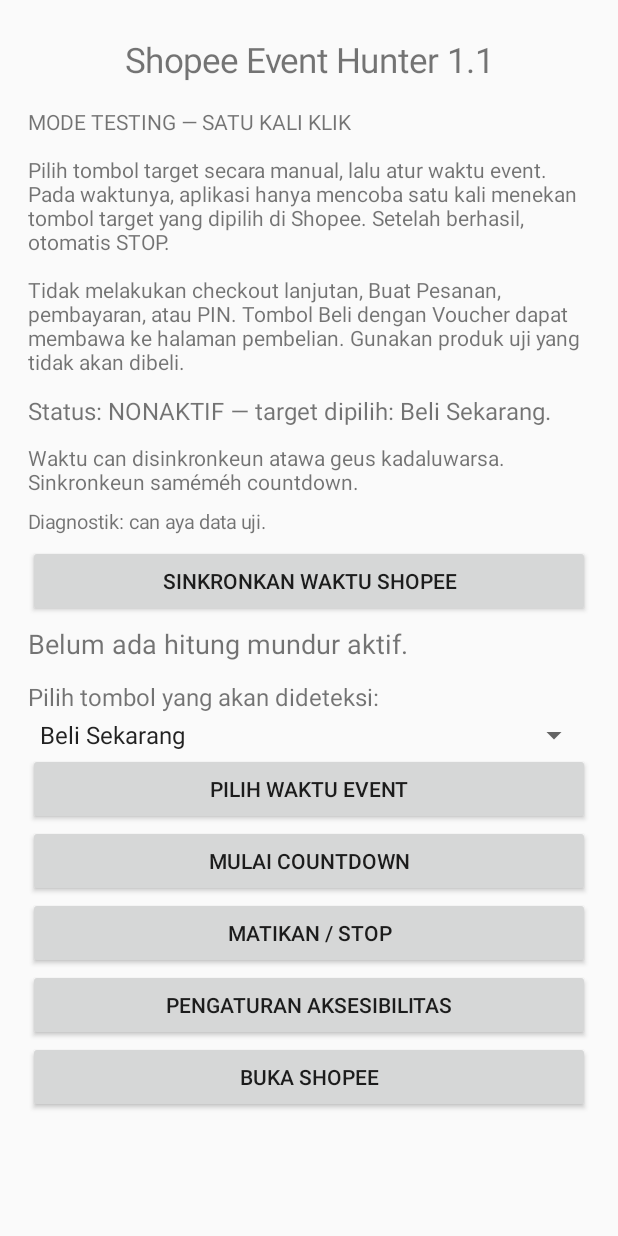
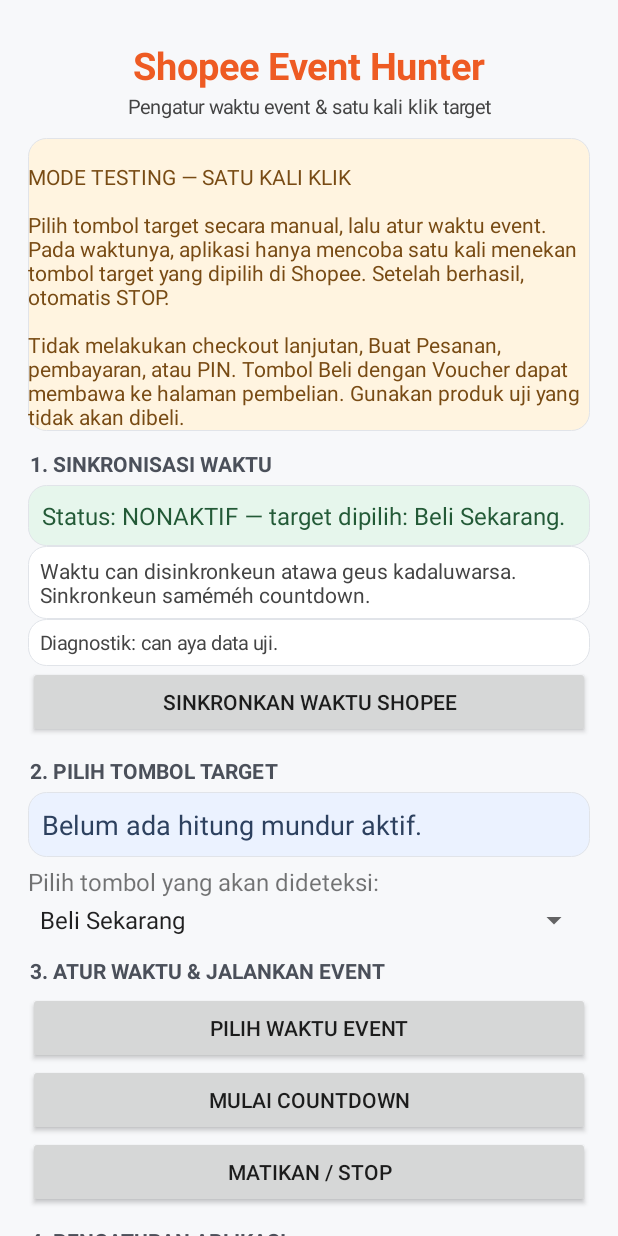
Before and after one commit to animaspupah234-bot/ShopeeEventHunter, an Android app: the screen it shows after launch (MainActivity), on a phone screen of 412 x 824 dp. Run offline under Robolectric (Android 15) with nearby library versions, the phone set to English and light mode, and no system bars.

Commit message:
Polish Shopee Event Hunter screen layout

```diff
--- a/app/src/main/java/com/example/shopeehunter/MainActivity.java
+++ b/app/src/main/java/com/example/shopeehunter/MainActivity.java
@@ -1,6 +1,8 @@
 package com.example.shopeehunter;
 
 import android.app.Activity;
+import android.graphics.Color;
+import android.graphics.drawable.GradientDrawable;
 import android.app.DatePickerDialog;
 import android.app.TimePickerDialog;
 import android.os.Bundle;
@@ -69,31 +71,52 @@ public class MainActivity extends Activity {
         layout.setOrientation(LinearLayout.VERTICAL);
         layout.setPadding(28, 36, 28, 24);
         layout.setGravity(Gravity.CENTER_HORIZONTAL);
+        layout.setBackgroundColor(Color.rgb(247, 248, 250));
 
         TextView title = new TextView(this);
-        title.setText("Shopee Event Hunter 1.1");
-        title.setTextSize(23);
+        title.setText("Shopee Event Hunter");
+        title.setTextSize(25);
+        title.setTextColor(Color.rgb(238, 91, 35));
+        title.setTypeface(null, android.graphics.Typeface.BOLD);
         title.setGravity(Gravity.CENTER);
+        title.setPadding(0, 4, 0, 2);
         layout.addView(title);
+        TextView subtitle = new TextView(this);
+        subtitle.setText("Pengatur waktu event & satu kali klik target");
+        subtitle.setTextSize(13);
+        subtitle.setTextColor(Color.DKGRAY);
+        subtitle.setGravity(Gravity.CENTER);
+        subtitle.setPadding(0, 0, 0, 18);
+        layout.addView(subtitle);
 
         TextView warning = new TextView(this);
         warning.setText("\nMODE TESTING — SATU KALI KLIK\n\nPilih tombol target secara manual, lalu atur waktu event. Pada waktunya, aplikasi hanya mencoba satu kali menekan tombol target yang dipilih di Shopee. Setelah berhasil, otomatis STOP.\n\nTidak melakukan checkout lanjutan, Buat Pesanan, pembayaran, atau PIN. Tombol Beli dengan Voucher dapat membawa ke halaman pembelian. Gunakan produk uji yang tidak akan dibeli.");
         warning.setTextSize(14);
+        warning.setTextColor(Color.rgb(120, 75, 20));
+        stylePanel(warning, Color.rgb(255, 244, 224));
         layout.addView(warning);
+
+        addSectionLabel(layout, "1. SINKRONISASI WAKTU");
 
         status = new TextView(this);
         status.setTextSize(16);
-        status.setPadding(0, 18, 0, 8);
+        status.setPadding(14, 14, 14, 14);
+        status.setTextColor(Color.rgb(35, 90, 55));
+        stylePanel(status, Color.rgb(230, 246, 236));
         layout.addView(status);
 
         timeSyncStatus = new TextView(this);
         timeSyncStatus.setTextSize(14);
-        timeSyncStatus.setPadding(0, 8, 0, 8);
+        timeSyncStatus.setPadding(12, 10, 12, 10);
+        timeSyncStatus.setTextColor(Color.DKGRAY);
+        stylePanel(timeSyncStatus, Color.WHITE);
         layout.addView(timeSyncStatus);
 
         diagnosticsStatus = new TextView(this);
         diagnosticsStatus.setTextSize(13);
-        diagnosticsStatus.setPadding(0, 4, 0, 10);
+        diagnosticsStatus.setPadding(12, 10, 12, 10);
+        diagnosticsStatus.setTextColor(Color.DKGRAY);
+        stylePanel(diagnosticsStatus, Color.WHITE);
         layout.addView(diagnosticsStatus);
 
         Button sync = new Button(this);
@@ -101,9 +124,13 @@ public class MainActivity extends Activity {
         sync.setOnClickListener(v -> synchronizeShopeeTime(sync));
         layout.addView(sync);
 
+        addSectionLabel(layout, "2. PILIH TOMBOL TARGET");
+
         countdown = new TextView(this);
         countdown.setTextSize(18);
-        countdown.setPadding(0, 8, 0, 10);
+        countdown.setPadding(14, 14, 14, 14);
+        countdown.setTextColor(Color.rgb(45, 65, 95));
+        stylePanel(countdown, Color.rgb(235, 242, 255));
         layout.addView(countdown);
 
         TextView targetLabel = new TextView(this);
@@ -127,6 +154,8 @@ public class MainActivity extends Activity {
             @Override public void onNothingSelected(AdapterView<?> parent) { }
         });
         layout.addView(targetSpinner);
+
+        addSectionLabel(layout, "3. ATUR WAKTU & JALANKAN EVENT");
 
         Button choose = new Button(this);
         choose.setText("PILIH WAKTU EVENT");
@@ -165,6 +194,8 @@ public class MainActivity extends Activity {
         });
         layout.addView(stop);
 
+        addSectionLabel(layout, "4. PENGATURAN APLIKASI");
+
         Button accessibility = new Button(this);
         accessibility.setText("PENGATURAN AKSESIBILITAS");
         accessibility.setOnClickListener(v -> startActivity(new Intent(Settings.ACTION_ACCESSIBILITY_SETTINGS)));
@@ -186,6 +217,24 @@ public class MainActivity extends Activity {
         setContentView(scrollView);
         refreshStatus();
         refreshTimeSyncStatus();
+    }
+
+    private void addSectionLabel(LinearLayout parent, String text) {
+        TextView label = new TextView(this);
+        label.setText(text);
+        label.setTextSize(14);
+        label.setTextColor(Color.rgb(75, 80, 90));
+        label.setTypeface(null, android.graphics.Typeface.BOLD);
+        label.setPadding(2, 18, 2, 7);
+        parent.addView(label);
+    }
+
+    private void stylePanel(TextView view, int color) {
+        GradientDrawable bg = new GradientDrawable();
+        bg.setColor(color);
+        bg.setCornerRadius(18f);
+        bg.setStroke(1, Color.rgb(225, 228, 233));
+        view.setBackground(bg);
     }
 
     private void synchronizeShopeeTime(Button button) {
```
